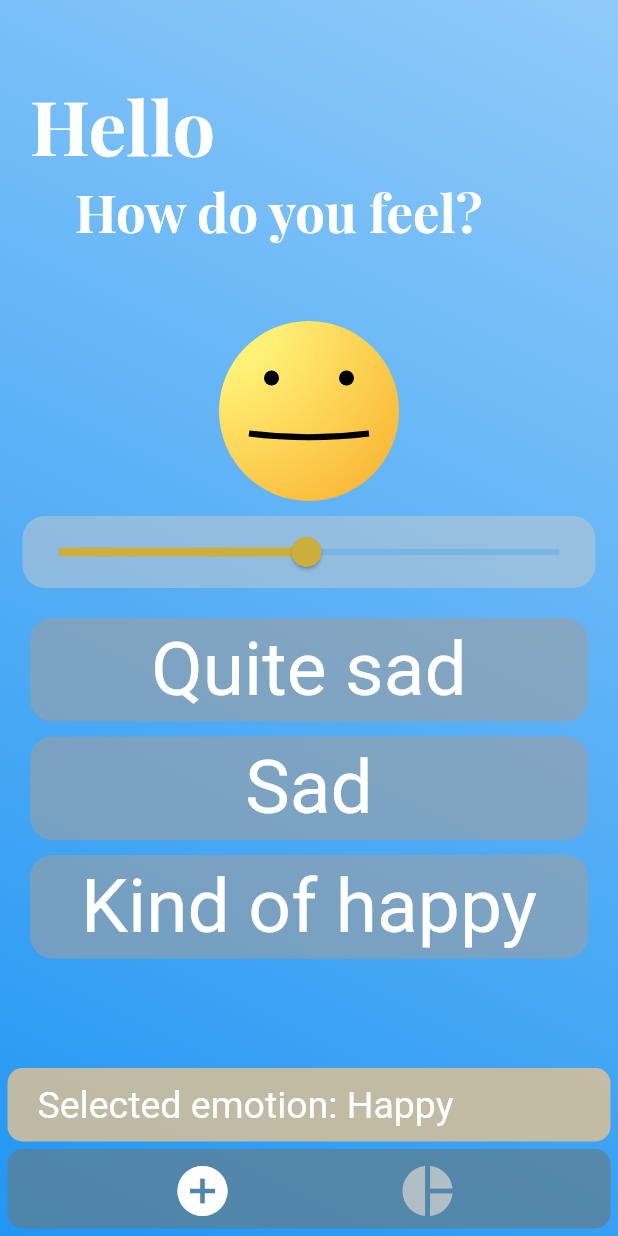
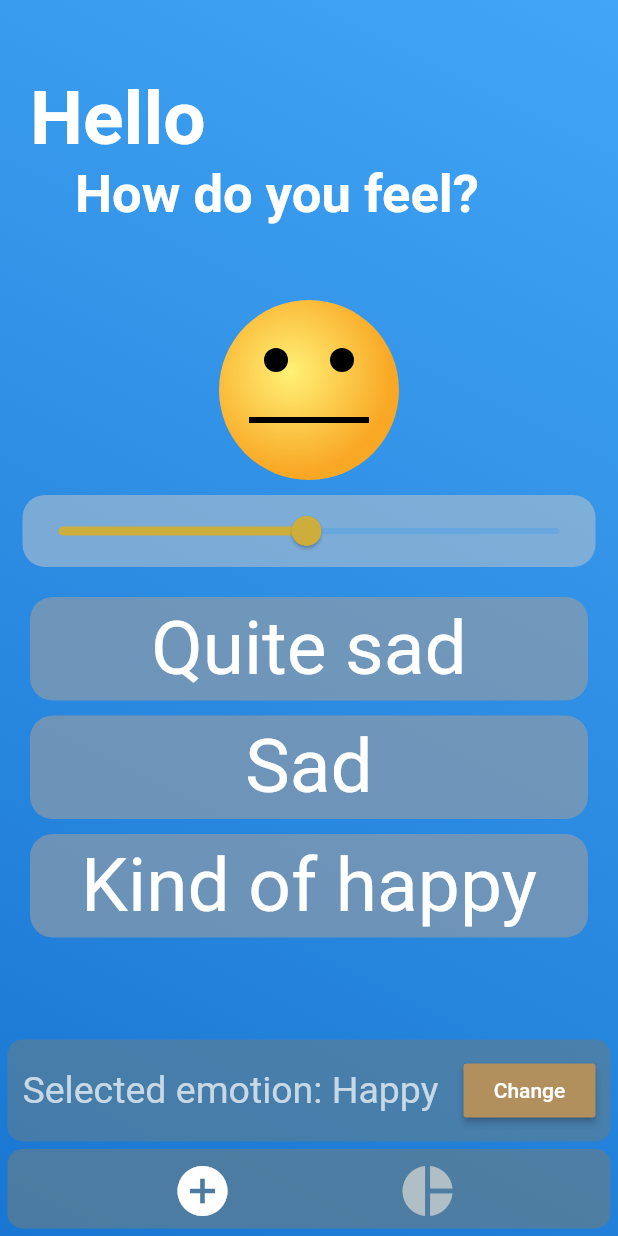
Before and after one commit to rb2750/MyWellbeing, a Flutter app: the Home screen opened directly, on a phone screen of 412 x 824 dp. Run offline on Flutter 3.47's test engine with Material 2 defaults, Android fonts, the phone set to English and light mode, and no system bars; our stand-ins replace shared_preferences; missing offline and left inert: rect_getter; accounts and stored records are empty; project files that could hold a hidden picture were left out.

Commit message:
More facial expressions

```diff
--- a/lib/screens/home.dart
+++ b/lib/screens/home.dart
@@ -21,14 +21,8 @@ class _HomeState extends State<Home> {
     MaterialColor color1 = Colors.red;
     MaterialColor color2 = Colors.orange;
     MaterialColor color3 = Colors.green;
-    backgroundColor = Color.lerp(
-        Color.lerp(color1[200], color2[200], (emotion / 100)),
-        Color.lerp(color2[200], color3[200], (emotion / 100)),
-        (emotion / 100));
-    gradientColor = Color.lerp(
-        Color.lerp(color1[500], color2[500], (emotion / 100)),
-        Color.lerp(color2[500], color3[500], (emotion / 100)),
-        (emotion / 100));
+    backgroundColor = Color.lerp(Color.lerp(color1[200], color2[200], (emotion / 100)), Color.lerp(color2[200], color3[200], (emotion / 100)), (emotion / 100));
+    gradientColor = Color.lerp(Color.lerp(color1[500], color2[500], (emotion / 100)), Color.lerp(color2[500], color3[500], (emotion / 100)), (emotion / 100));
 
     // if (emotion >= 0 && emotion < 30) {
     //   color1 = Colors.red;
@@ -62,17 +56,14 @@ class _HomeState extends State<Home> {
                 end: Alignment.bottomLeft,
                 stops: [0, 1],
                 colors: [
-                  /*backgroundColor,
-                  gradientColor,*/
-                  Colors.blue[200],
-                  Colors.blue[500]
+                  Colors.blue[400],
+                  Colors.blue[700]
                 ],
               ),
             ),
             child: FutureBuilder(
                 future: SharedPreferences.getInstance(),
-                builder: (BuildContext context,
-                    AsyncSnapshot<SharedPreferences> prefs) {
+                builder: (BuildContext context, AsyncSnapshot<SharedPreferences> prefs) {
                   if (prefs.hasData) {
                     return Column(
                       crossAxisAlignment: CrossAxisAlignment.start,
@@ -81,11 +72,7 @@ class _HomeState extends State<Home> {
                           padding: EdgeInsets.only(top: 50, left: 20),
                           child: Text(
                             "Hello " + prefs.data.getString("Name"),
-                            style: TextStyle(
-                                color: Colors.white,
-                                fontSize: 50,
-                                fontWeight: FontWeight.w700,
-                                fontFamily: "Playfair"),
+                            style: TextStyle(color: Colors.white, fontSize: 50, fontWeight: FontWeight.w700/*, fontFamily: "Playfair"*/),
                             textAlign: TextAlign.left,
                           ),
                         ),
@@ -93,31 +80,16 @@ class _HomeState extends State<Home> {
                           padding: EdgeInsets.only(left: 50),
                           child: Text(
                             "How do you feel?",
-                            style: TextStyle(
-                                color: Colors.white,
-                                fontSize: 35,
-                                fontWeight: FontWeight.w700,
-                                fontFamily: "Playfair"),
+                            style: TextStyle(color: Colors.white, fontSize: 35, fontWeight: FontWeight.w700/*, fontFamily: "Playfair"*/),
                             textAlign: TextAlign.left,
                           ),
                         ),
+                        Container(padding: EdgeInsets.only(top: 50), child: EmotionFace(emotion)),
                         Container(
-                            padding: EdgeInsets.only(top: 50),
-                            child: EmotionFace(emotion)),
-                        Container(
-                            decoration: new BoxDecoration(
-                                color: Color.fromRGBO(200, 200, 200, 0.5),
-                                borderRadius: new BorderRadius.all(
-                                    const Radius.circular(15.0))),
-                            margin: EdgeInsets.only(
-                                top: 10, bottom: 20, left: 15, right: 15),
+                            decoration: new BoxDecoration(color: Color.fromRGBO(200, 200, 200, 0.5), borderRadius: new BorderRadius.all(const Radius.circular(15.0))),
+                            margin: EdgeInsets.only(top: 10, bottom: 20, left: 15, right: 15),
                             child: Slider(
-                                activeColor: Color.lerp(
-                                    Color.lerp(Colors.red, Colors.yellow,
-                                        emotion / 100),
-                                    Color.lerp(Colors.yellow,
-                                        Colors.green.shade600, emotion / 100),
-                                    emotion / 100),
+                                activeColor: Color.lerp(Color.lerp(Colors.red, Colors.yellow, emotion / 100), Color.lerp(Colors.yellow, Colors.green.shade600, emotion / 100), emotion / 100),
                                 // activeColor: Colors.white,
                                 min: 1,
                                 value: emotion,
@@ -128,40 +100,36 @@ class _HomeState extends State<Home> {
                         EmotionList(emotion),
                         Spacer(),
                         Container(
-                            margin:
-                                EdgeInsets.only(bottom: 5, left: 5, right: 5),
-                            padding: EdgeInsets.only(bottom: 10, top: 10, left: 20),
-                            decoration: BoxDecoration(
-                                color: backgroundColor.withOpacity(0.8),
-                                borderRadius:
-                                    BorderRadius.all(Radius.circular(10))),
+                            margin: EdgeInsets.only(bottom: 5, left: 5, right: 5),
+                            padding: EdgeInsets.only(bottom: 10, top: 10, left: 10, right: 10),
+                            decoration: BoxDecoration(color: Colors.blueGrey.withOpacity(0.6), borderRadius: BorderRadius.all(Radius.circular(10))),
                             child: Row(
                               mainAxisAlignment: MainAxisAlignment.start,
                               children: <Widget>[
-                                Text("Selected emotion: Happy",
-                                    style: TextStyle(
-                                        fontSize: 25, color: Colors.white),)
+                                Text(
+                                  "Selected emotion: Happy",
+                                  style: TextStyle(fontSize: 25, color: Colors.white70),
+                                ),
+                                Spacer(),
+                                MaterialButton(
+                                    child: Text("Change", style: TextStyle(color: Colors.white)),
+                                    color: /*Colors.green.shade400*/ Color.fromRGBO(backgroundColor.red - 50, backgroundColor.green - 50, backgroundColor.blue - 50, 1),
+                                    onPressed: () {})
                               ],
                             )),
                         Container(
-                            margin:
-                                EdgeInsets.only(bottom: 5, left: 5, right: 5),
+                            margin: EdgeInsets.only(bottom: 5, left: 5, right: 5),
                             padding: EdgeInsets.only(bottom: 5),
-                            decoration: BoxDecoration(
-                                color: Colors.blueGrey.withOpacity(0.7),
-                                borderRadius:
-                                    BorderRadius.all(Radius.circular(10))),
+                            decoration: BoxDecoration(color: Colors.blueGrey.withOpacity(0.7), borderRadius: BorderRadius.all(Radius.circular(10))),
                             child: Row(
                               mainAxisAlignment: MainAxisAlignment.spaceEvenly,
                               children: <Widget>[
                                 IconButton(
-                                  icon: Icon(Icons.add_circle,
-                                      color: Colors.white, size: 40),
+                                  icon: Icon(Icons.add_circle, color: Colors.white, size: 40),
                                   onPressed: () {},
                                 ),
                                 IconButton(
-                                  icon: Icon(Icons.pie_chart,
-                                      color: Colors.blueGrey[200], size: 40),
+                                  icon: Icon(Icons.pie_chart, color: Colors.blueGrey[200], size: 40),
                                   onPressed: () {},
                                 ),
                               ],
```
Also changed, not shown: lib/widgets/emotionface.dart (+115 -23 lines).
